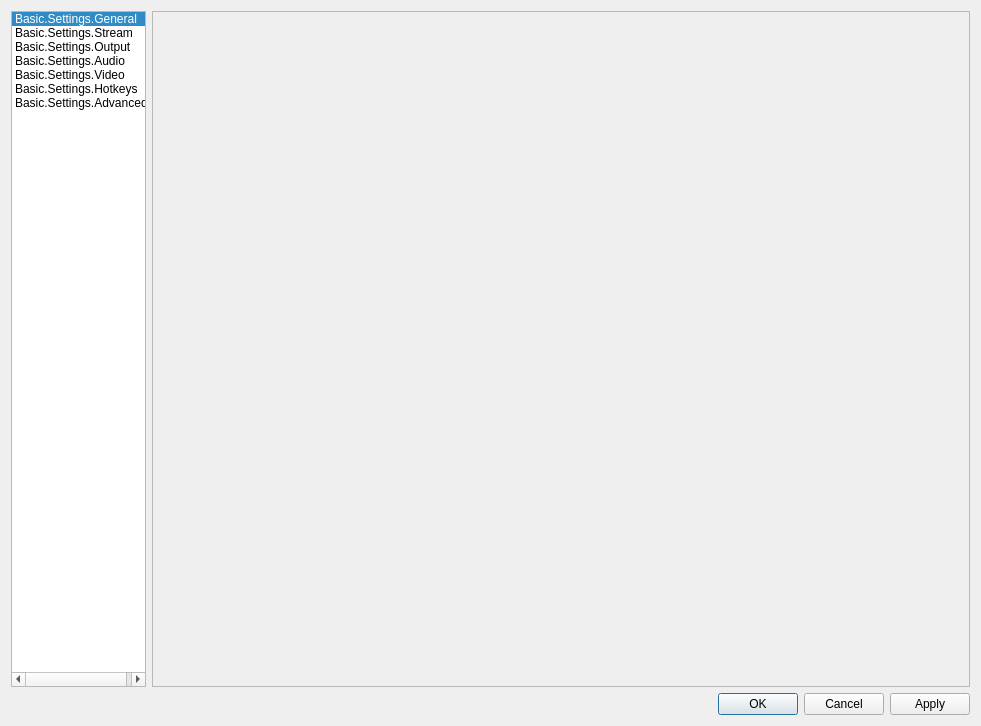
This is UI/forms/OBSBasicSettings.ui in deepin-community/obs-studio as Qt 5 draws it before an edit. The edited form follows.
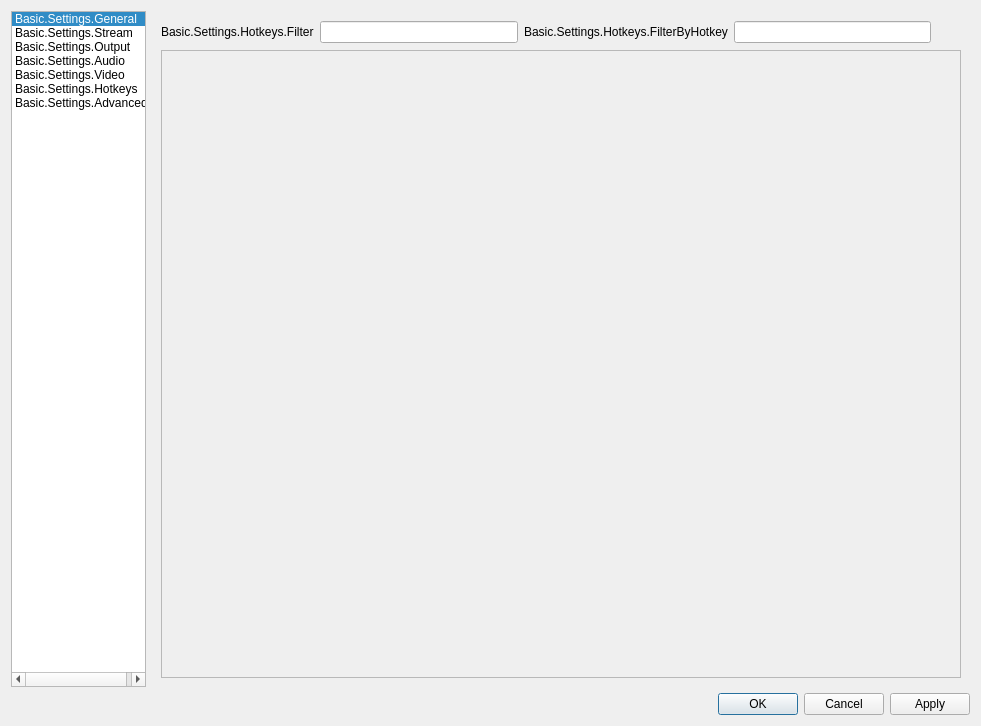
This is the edited form. The open tabs and pages were chosen to show the change. Icons and pictures are not drawn. Custom widgets are drawn as their Qt base class.

```diff
--- a/UI/forms/OBSBasicSettings.ui
+++ b/UI/forms/OBSBasicSettings.ui
@@ -4683,31 +4683,87 @@
          </item>
         </layout>
        </widget>
-       <widget class="QScrollArea" name="hotkeyPage">
-        <property name="widgetResizable">
-         <bool>true</bool>
-        </property>
-        <widget class="QWidget" name="hotkeyWidget">
-         <property name="geometry">
-          <rect>
-           <x>0</x>
-           <y>0</y>
-           <width>98</width>
-           <height>28</height>
-          </rect>
-         </property>
-         <layout class="QFormLayout" name="hotkeyLayout">
-          <property name="fieldGrowthPolicy">
-           <enum>QFormLayout::AllNonFixedFieldsGrow</enum>
-          </property>
-          <property name="labelAlignment">
-           <set>Qt::AlignRight|Qt::AlignTrailing|Qt::AlignVCenter</set>
-          </property>
-          <property name="verticalSpacing">
-           <number>0</number>
-          </property>
-         </layout>
-        </widget>
+       <widget class="QWidget" name="hotkeyPage">
+        <layout class="QVBoxLayout" name="verticalLayout_25">
+         <item>
+          <layout class="QGridLayout" name="hotkeySearchLayout">
+           <item row="0" column="0">
+            <widget class="QLabel" name="hotkeySearchLabel">
+             <property name="text">
+              <string>Basic.Settings.Hotkeys.Filter</string>
+             </property>
+            </widget>
+           </item>
+           <item row="0" column="1">
+            <widget class="QLineEdit" name="hotkeyFilterSearch"/>
+           </item>
+           <item row="0" column="2">
+            <widget class="QLabel" name="hotkeyFilterLabel">
+             <property name="text">
+              <string>Basic.Settings.Hotkeys.FilterByHotkey</string>
+             </property>
+            </widget>
+           </item>
+           <item row="0" column="3">
+            <widget class="OBSHotkeyEdit" name="hotkeyFilterInput"/>
+           </item>
+           <item row="0" column="4">
+            <widget class="QPushButton" name="hotkeyFilterReset">
+             <property name="minimumSize">
+              <size>
+               <width>24</width>
+               <height>24</height>
+              </size>
+             </property>
+             <property name="maximumSize">
+              <size>
+               <width>24</width>
+               <height>24</height>
+              </size>
+             </property>
+             <property name="baseSize">
+              <size>
+               <width>24</width>
+               <height>24</height>
+              </size>
+             </property>
+             <property name="toolTip">
+              <string>Clear</string>
+             </property>
+             <property name="flat">
+              <bool>true</bool>
+             </property>
+             <property name="themeID" stdset="0">
+              <string>trashIcon</string>
+             </property>
+             <property name="fixedSize" stdset="0">
+              <size>
+               <width>24</width>
+               <height>24</height>
+              </size>
+             </property>
+            </widget>
+           </item>
+          </layout>
+         </item>
+         <item>
+          <widget class="QScrollArea" name="hotkeyScrollArea">
+           <property name="widgetResizable">
+            <bool>true</bool>
+           </property>
+           <widget class="QWidget" name="hotkeyScrollContents">
+            <layout class="QFormLayout" name="hotkeyFormLayout">
+             <property name="labelAlignment">
+              <set>Qt::AlignRight|Qt::AlignTrailing|Qt::AlignVCenter</set>
+             </property>
+             <property name="verticalSpacing">
+              <number>0</number>
+             </property>
+            </layout>
+           </widget>
+          </widget>
+         </item>
+        </layout>
        </widget>
        <widget class="QWidget" name="advancedPage">
         <layout class="QVBoxLayout" name="verticalLayout_16">
@@ -5558,6 +5614,11 @@
    <extends>QPushButton</extends>
    <header>url-push-button.hpp</header>
   </customwidget>
+  <customwidget>
+   <class>OBSHotkeyEdit</class>
+   <extends>QLineEdit</extends>
+   <header>hotkey-edit.hpp</header>
+  </customwidget>
  </customwidgets>
  <tabstops>
   <tabstop>listWidget</tabstop>
```
Left out of the diff: 27 changed lines with no effect on the pictures.
